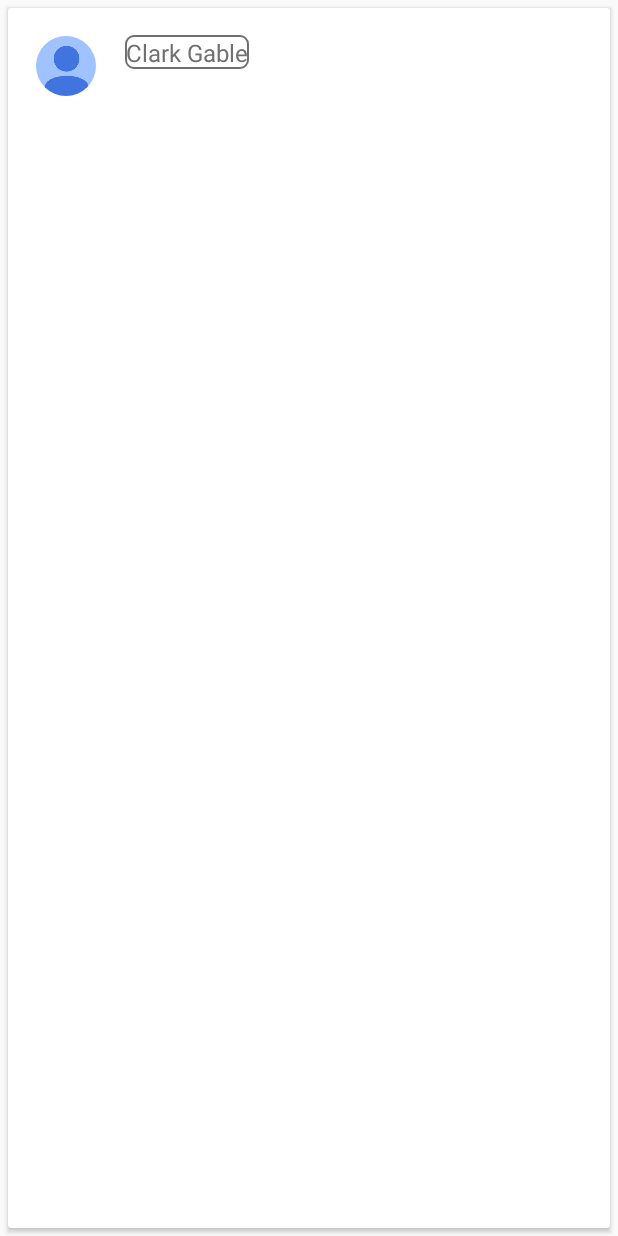
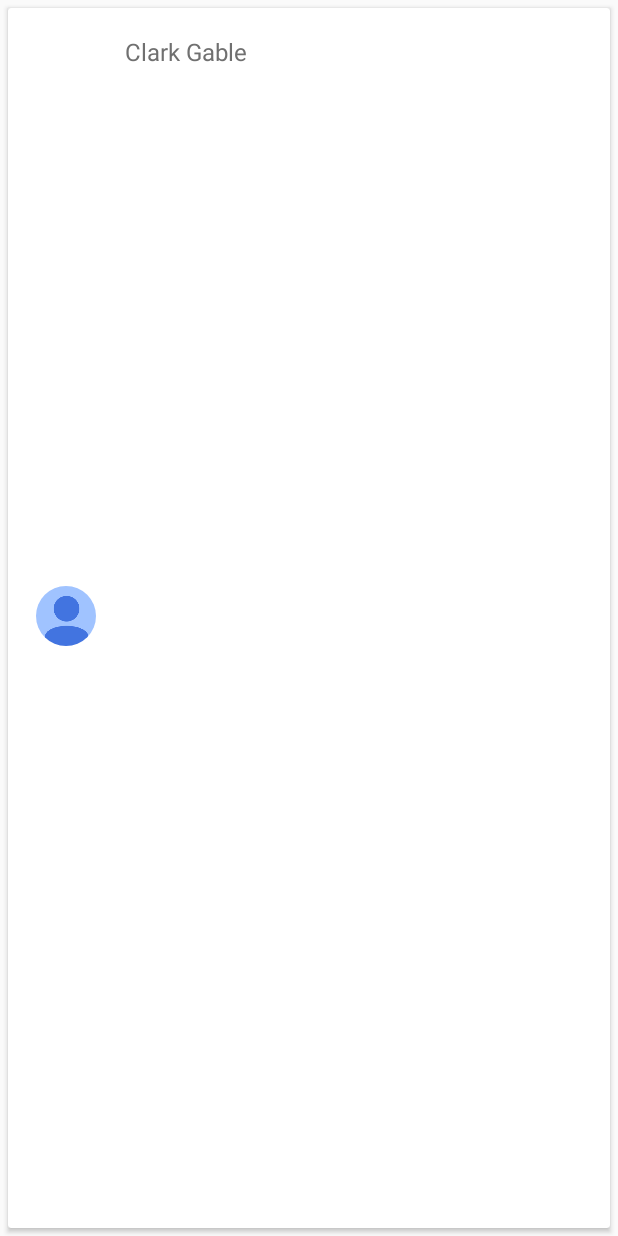
Before and after one commit to B3nRa/ohf-instact-android, an Android app: the layout user_list_item.xml on its own in the app's theme, with its tools: preview values and no code run, on a phone screen of 412 x 824 dp. Run offline under Robolectric (Android 15) with nearby library versions, the phone set to English and light mode, and no system bars.

Commit message:
started to implement tag list

```diff
--- a/app/src/main/java/hackerstolz/de/instact/LoginActivity.java
+++ b/app/src/main/java/hackerstolz/de/instact/LoginActivity.java
@@ -3,6 +3,7 @@ package hackerstolz.de.instact;
 import android.content.Intent;
 import android.os.Bundle;
 import android.support.v7.app.AppCompatActivity;
+import android.text.Html;
 import android.util.Log;
 import android.view.Menu;
 import android.view.MenuItem;
@@ -31,6 +32,8 @@ public class LoginActivity extends AppCompatActivity {
         super.onCreate(savedInstanceState);
 
         setContentView(R.layout.activity_login);
+        getSupportActionBar().setTitle(Html.fromHtml("<font color='#ffffff'>Netly</font>"));
+
         Configuration.Builder configurationBuilder = new Configuration.Builder(this);
         configurationBuilder.addModelClass(Contact.class);
         configurationBuilder.addModelClass(Label.class);
--- a/app/src/main/java/hackerstolz/de/instact/MainActivity.java
+++ b/app/src/main/java/hackerstolz/de/instact/MainActivity.java
@@ -11,6 +11,7 @@ import android.support.v4.view.ViewPager;
 import android.support.v7.app.AppCompatActivity;
 import android.support.v7.widget.LinearLayoutManager;
 import android.support.v7.widget.RecyclerView;
+import android.text.Html;
 import android.util.Log;
 import android.view.LayoutInflater;
 import android.view.Menu;
@@ -63,7 +64,7 @@ public class MainActivity extends AppCompatActivity {
         super.onCreate(savedInstanceState);
         setContentView(R.layout.activity_main);
         getSupportActionBar().setElevation(0);
-
+        getSupportActionBar().setTitle(Html.fromHtml("<font color='#ffffff'>Netly</font>"));
         // Create the adapter that will return a fragment for each of the three
         // primary sections of the activity.
         mSectionsPagerAdapter = new SectionsPagerAdapter(getSupportFragmentManager());
--- a/app/src/main/res/layout/activity_main.xml
+++ b/app/src/main/res/layout/activity_main.xml
@@ -21,10 +21,7 @@
         android:layout_width="match_parent"
         android:layout_height="wrap_content"
         android:layout_below="@+id/tabs"
-        tools:context=".MainActivity"
-       >
-
-
+        tools:context=".MainActivity">
 
         </android.support.v4.view.ViewPager>
 
--- a/app/src/main/res/layout/fragment_main2.xml
+++ b/app/src/main/res/layout/fragment_main2.xml
@@ -10,8 +10,6 @@
         android:id="@+id/my_recycler_view"
         android:layout_width="match_parent"
         android:layout_height="match_parent"
-        android:paddingLeft="@dimen/activity_horizontal_margin"
-        android:paddingRight="@dimen/activity_horizontal_margin"
         android:scrollbars="vertical"
         android:layout_below="@+id/pager">
     </android.support.v7.widget.RecyclerView>
--- a/app/src/main/res/layout/user_list_item.xml
+++ b/app/src/main/res/layout/user_list_item.xml
@@ -1,11 +1,13 @@
 <?xml version="1.0" encoding="utf-8"?>
 <android.support.v7.widget.CardView xmlns:android="http://schemas.android.com/apk/res/android"
-    android:layout_width="match_parent"
+    android:layout_width="fill_parent"
     android:layout_height="match_parent"
     xmlns:app="http://schemas.android.com/apk/res-auto"
     xmlns:card_view="http://schemas.android.com/tools"
     card_view:cardCornerRadius="4dp"
-    android:layout_margin="5dp">>
+    android:layout_margin="5dp"
+    android:layout_marginLeft="32px"
+    android:layout_marginRight="32px">
 
     <RelativeLayout
         android:layout_width="wrap_content"
@@ -47,20 +49,13 @@
             android:textColor="@color/dark_gray"
             android:textSize="@dimen/text_size_subhead"/>
 
-        <TextView
-            android:id="@+id/contact_labels"
-            android:layout_width="wrap_content"
-            android:layout_height="wrap_content"
-            android:layout_marginTop="2dp"
-            android:layout_alignTop="@+id/contact_img"
-            android:layout_toRightOf="@+id/contact_img"
-            android:layout_toEndOf="@+id/contact_img"
-            android:text="@string/anonymous_user"
-            android:ellipsize="end"
-            android:singleLine="true"
-            android:textColor="@color/dark_gray"
-            android:textSize="@dimen/text_size_subhead"
-            android:background="@drawable/rounded_corner"/>
+        <android.support.v7.widget.RecyclerView
+            android:id="@+id/my_tag_recycler_view"
+            android:layout_width="match_parent"
+            android:layout_height="match_parent"
+            android:scrollbars="vertical"
+            android:layout_below="@+id/pager">
+        </android.support.v7.widget.RecyclerView>
 
 
         </RelativeLayout>
--- a/app/src/main/res/values-v21/styles.xml
+++ b/app/src/main/res/values-v21/styles.xml
@@ -6,7 +6,17 @@
         <item name="colorPrimaryDark">@color/colorPrimaryDark</item>
         <item name="colorAccent">@color/colorAccent</item>
         <item name="android:windowContentOverlay">@null</item>
+        <item name="android:actionBarStyle">@style/MyTheme.ActionBarStyle</item>
         <!--<item name="windowActionBar">false</item>-->
         <!--<item name="theme">@style/ThemeOverlay.AppCompat.Dark.ActionBar</item>-->
     </style>
+
+    <style name="MyTheme.ActionBarStyle" parent="@android:style/Widget.Holo.Light.ActionBar">
+        <item name="android:titleTextStyle">@style/MyTheme.ActionBar.TitleTextStyle</item>
+    </style>
+
+    <style name="MyTheme.ActionBar.TitleTextStyle" parent="@android:style/TextAppearance.Holo.Widget.ActionBar.Title">
+
+        <item name="android:textColor">@color/text_color</item>
+    </style>
 </resources>
--- a/app/src/main/res/values/colors.xml
+++ b/app/src/main/res/values/colors.xml
@@ -14,4 +14,6 @@
     <color name="theme_accent">#FF9800</color>
 
     <color name="secondary_color">#FF9800</color>
+
+    <color name="text_color">#FFFFFF</color>
 </resources>
--- a/app/src/main/res/values/styles.xml
+++ b/app/src/main/res/values/styles.xml
@@ -5,8 +5,17 @@
         <item name="colorPrimaryDark">@color/colorPrimaryDark</item>
         <item name="colorAccent">@color/colorAccent</item>
         <item name="android:windowContentOverlay">@null</item>
+        <item name="android:actionBarStyle">@style/MyTheme.ActionBarStyle</item>
         <!--<item name="windowActionBar">false</item>-->
         <!--<item name="theme">@style/ThemeOverlay.AppCompat.Dark.ActionBar</item>-->
     </style>
 
+    <style name="MyTheme.ActionBarStyle" parent="@android:style/Widget.Holo.Light.ActionBar">
+        <item name="android:titleTextStyle">@style/MyTheme.ActionBar.TitleTextStyle</item>
+    </style>
+
+    <style name="MyTheme.ActionBar.TitleTextStyle" parent="@android:style/TextAppearance.Holo.Widget.ActionBar.Title">
+        <item name="android:textColor">@color/text_color</item>
+    </style>
+
 </resources>
```
Also changed, not shown: app/src/main/java/hackerstolz/de/instact/ContactListView.java (+22 -2 lines), app/src/main/java/hackerstolz/de/instact/tags/TagListView.java (added, +76 -0 lines), app/src/main/res/layout/tag_list_item.xml (added, +14 -0 lines).
